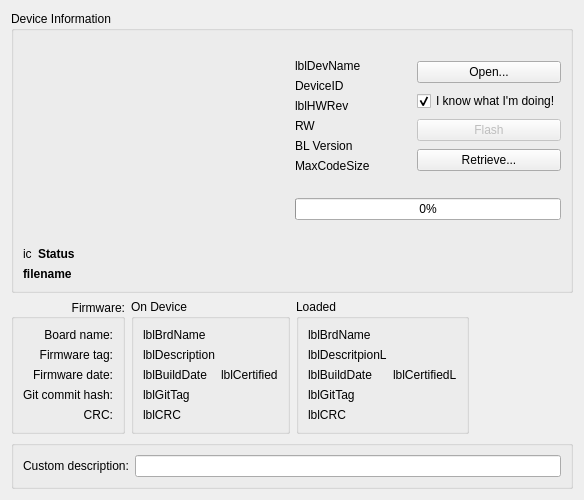
This is ground/openpilotgcs/src/plugins/uploader/devicewidget.ui in openpilot/OpenPilot as Qt 5 draws it before an edit. The edited form follows.
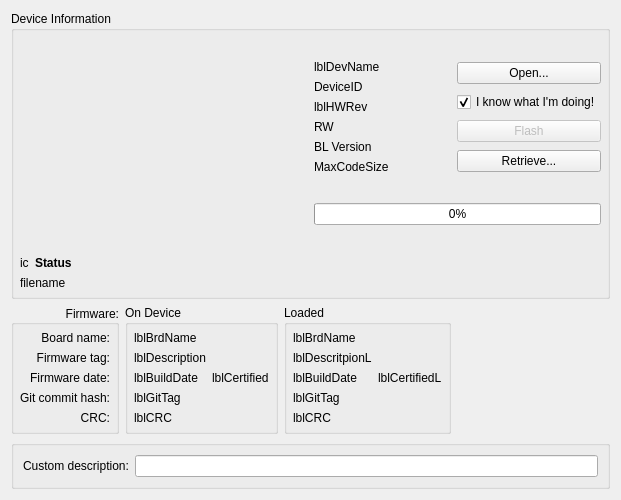
This is the edited form.

Commit message: OP-1628 Forms cleanup.

Diff of the .ui file:
```diff
--- a/ground/openpilotgcs/src/plugins/uploader/devicewidget.ui
+++ b/ground/openpilotgcs/src/plugins/uploader/devicewidget.ui
@@ -6,7 +6,7 @@
    <rect>
     <x>0</x>
     <y>0</y>
-    <width>584</width>
+    <width>621</width>
     <height>500</height>
    </rect>
   </property>
@@ -20,6 +20,18 @@
       <string>Device Information</string>
      </property>
      <layout class="QVBoxLayout" name="verticalLayout_7">
+      <property name="leftMargin">
+       <number>6</number>
+      </property>
+      <property name="topMargin">
+       <number>6</number>
+      </property>
+      <property name="rightMargin">
+       <number>6</number>
+      </property>
+      <property name="bottomMargin">
+       <number>6</number>
+      </property>
       <item>
        <layout class="QHBoxLayout" name="horizontalLayout_6">
         <item>
@@ -200,15 +212,15 @@
         </property>
         <property name="font">
          <font>
-          <weight>75</weight>
-          <bold>true</bold>
+          <weight>50</weight>
+          <bold>false</bold>
          </font>
         </property>
         <property name="text">
          <string>filename</string>
         </property>
         <property name="wordWrap">
-         <bool>false</bool>
+         <bool>true</bool>
         </property>
        </widget>
       </item>
@@ -226,6 +238,18 @@
         <set>Qt::AlignRight|Qt::AlignTrailing|Qt::AlignVCenter</set>
        </property>
        <layout class="QVBoxLayout" name="verticalLayout_9">
+        <property name="leftMargin">
+         <number>6</number>
+        </property>
+        <property name="topMargin">
+         <number>6</number>
+        </property>
+        <property name="rightMargin">
+         <number>6</number>
+        </property>
+        <property name="bottomMargin">
+         <number>6</number>
+        </property>
         <item>
          <widget class="QLabel" name="label_2">
           <property name="text">
@@ -285,6 +309,18 @@
         <string>On Device</string>
        </property>
        <layout class="QVBoxLayout" name="verticalLayout_5">
+        <property name="leftMargin">
+         <number>6</number>
+        </property>
+        <property name="topMargin">
+         <number>6</number>
+        </property>
+        <property name="rightMargin">
+         <number>6</number>
+        </property>
+        <property name="bottomMargin">
+         <number>6</number>
+        </property>
         <item>
          <layout class="QHBoxLayout" name="horizontalLayout_5">
           <item>
@@ -350,6 +386,18 @@
         <string>Loaded</string>
        </property>
        <layout class="QVBoxLayout" name="verticalLayout_2">
+        <property name="leftMargin">
+         <number>6</number>
+        </property>
+        <property name="topMargin">
+         <number>6</number>
+        </property>
+        <property name="rightMargin">
+         <number>6</number>
+        </property>
+        <property name="bottomMargin">
+         <number>6</number>
+        </property>
         <item>
          <layout class="QHBoxLayout" name="horizontalLayout_2">
           <item>
```
The commit also changes 2 other files.
